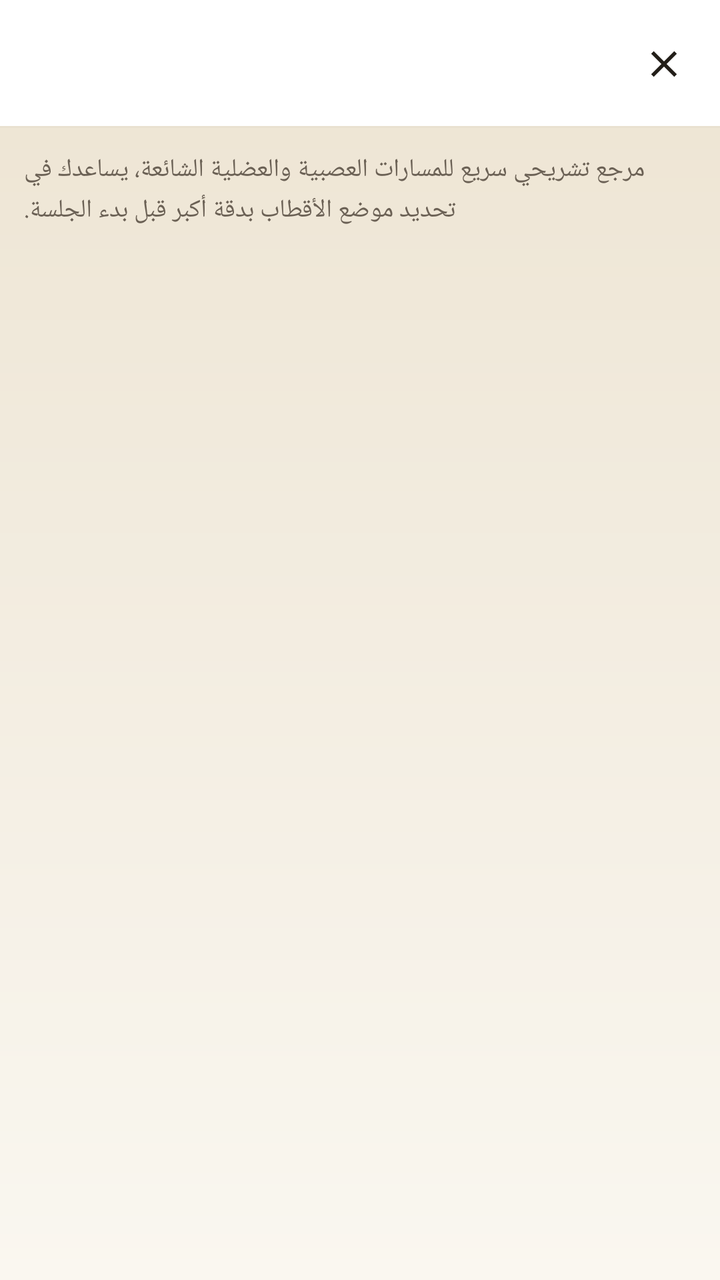
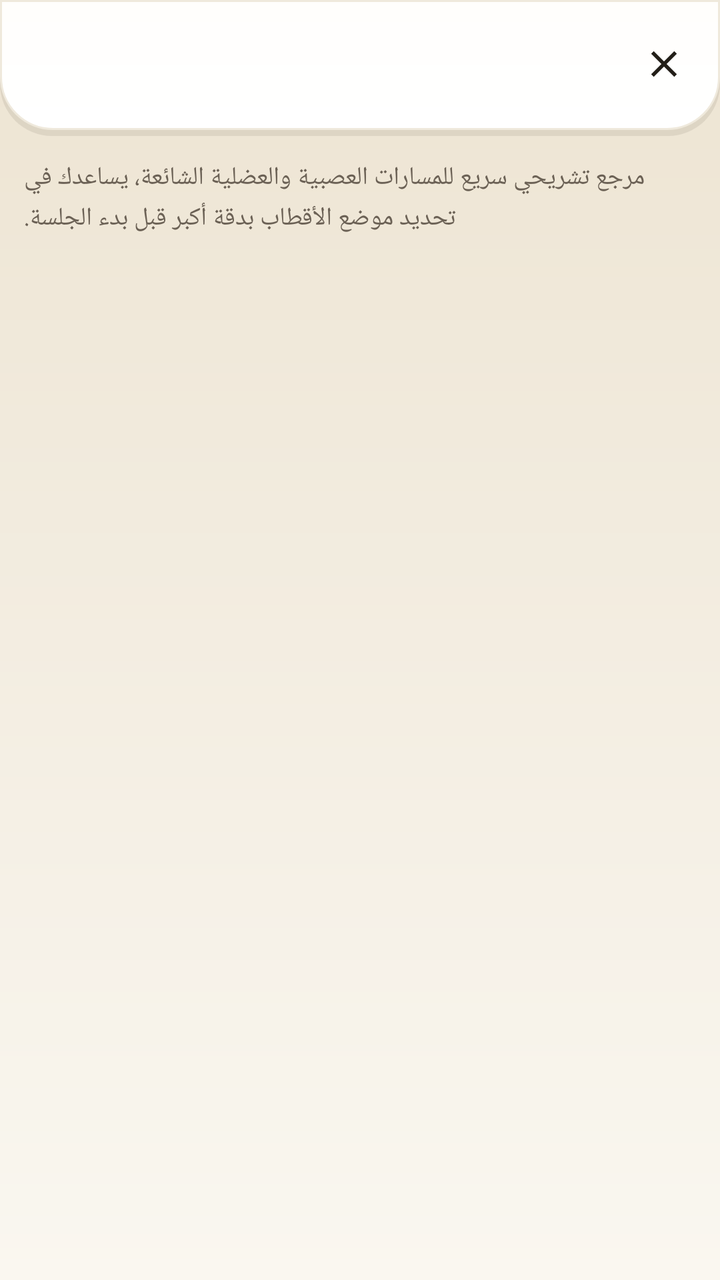

Before-and-after screenshots of an Android layout around one commit, followed by the original layout XML and the change that was made.
<!-- AndroidManifest.xml: application theme Theme.ClinicalMaster -->
<!-- res/layout/activity_anatomy.xml -->
<?xml version="1.0" encoding="utf-8"?>
<LinearLayout xmlns:android="http://schemas.android.com/apk/res/android"
    xmlns:app="http://schemas.android.com/apk/res-auto"
    android:layout_width="match_parent"
    android:layout_height="match_parent"
    android:background="@drawable/bg_app_gradient"
    android:orientation="vertical">

    <com.google.android.material.appbar.MaterialToolbar
        android:id="@+id/toolbar"
        android:layout_width="match_parent"
        android:layout_height="?attr/actionBarSize"
        android:background="@drawable/bg_header_container"
        android:title="🦴 دليل التشريح ومواضع الأقطاب"
        android:titleTextColor="@color/text_primary"
        app:navigationIcon="@drawable/ic_close" />

    <ScrollView
        android:layout_width="match_parent"
        android:layout_height="match_parent">

        <LinearLayout
            android:layout_width="match_parent"
            android:layout_height="wrap_content"
            android:orientation="vertical"
            android:padding="12dp">

            <TextView
                android:layout_width="match_parent"
                android:layout_height="wrap_content"
                android:layout_marginBottom="12dp"
                android:gravity="end"
                android:lineSpacingExtra="3dp"
                android:text="مرجع تشريحي سريع للمسارات العصبية والعضلية الشائعة، يساعدك في تحديد موضع الأقطاب بدقة أكبر قبل بدء الجلسة."
                android:textColor="@color/text_secondary"
                android:textDirection="rtl"
                android:textSize="12.5sp" />

            <LinearLayout
                android:id="@+id/anatomy_container"
                android:layout_width="match_parent"
                android:layout_height="wrap_content"
                android:orientation="vertical" />
        </LinearLayout>
    </ScrollView>
</LinearLayout>
<!-- resources referenced by this layout -->
<resources>
  <color name="text_primary">#231F19</color>
  <color name="text_secondary">#6B6155</color>
  <!-- drawable bg_app_gradient (drawable) -->
  <shape xmlns:android="http://schemas.android.com/apk/res/android" android:shape="rectangle">
      <gradient android:type="linear" android:angle="90"
          android:startColor="@color/bg_deep_1"
          android:centerColor="@color/bg_deep_2"
          android:endColor="@color/bg_deep_3"/>
  </shape>
  <!-- drawable bg_header_container (drawable) -->
  <layer-list xmlns:android="http://schemas.android.com/apk/res/android">
      <item>
          <shape android:shape="rectangle">
              <solid android:color="@color/glass_fill_strong"/>
          </shape>
      </item>
      <item android:height="1dp" android:gravity="bottom">
          <shape android:shape="rectangle">
              <solid android:color="@color/glass_border"/>
          </shape>
      </item>
  </layer-list>
  <color name="bg_deep_1">#FAF7F0</color>
  <color name="bg_deep_2">#F3EDE1</color>
  <color name="bg_deep_3">#EDE4D2</color>
  <color name="glass_fill_strong">#FFFFFF</color>
  <color name="glass_border">#E9E1D0</color>
  <color name="primary_cyan">#C96A46</color>
  <color name="primary_cyan_dark">#9C4E31</color>
  <color name="white">#FFFFFF</color>
  <color name="m3_primary_container">#F3DBCB</color>
  <color name="m3_on_primary_container">#5A2812</color>
  <color name="accent_violet">#4F7183</color>
  <color name="accent_violet_dark">#3A5563</color>
  <color name="m3_secondary_container">#DAE5E8</color>
  <color name="m3_on_secondary_container">#1C333B</color>
  <color name="m3_tertiary">#A8752B</color>
  <color name="m3_on_tertiary">#FFFFFF</color>
  <color name="m3_tertiary_container">#F2E2C4</color>
  <color name="m3_on_tertiary_container">#463010</color>
  <color name="bg_dark">#F3EDE1</color>
  <color name="surface_dark">#FFFEFC</color>
  <color name="m3_surface_variant">#F1EBDD</color>
  <color name="m3_on_surface_variant">#6B6155</color>
  <color name="m3_surface_container">#F1EBDD</color>
  <color name="m3_surface_container_high">#EAE2CE</color>
  <color name="m3_outline">#9C9182</color>
  <color name="m3_outline_variant">#EFE9DC</color>
  <color name="m3_error">#B5432B</color>
  <color name="m3_on_error">#FFFFFF</color>
  <color name="m3_error_container">#F5D6CB</color>
  <color name="m3_on_error_container">#591C0E</color>
  <color name="text_tertiary">#9C9182</color>
  <style name="ShapeAppearance.M3.Corner.ExtraSmall" parent="ShapeAppearance.Material3.Corner.ExtraSmall">
          <item name="cornerSize">8dp</item>
      </style>
  <style name="ShapeAppearance.M3.Corner.Small" parent="ShapeAppearance.Material3.Corner.Small">
          <item name="cornerSize">12dp</item>
      </style>
  <style name="ShapeAppearance.M3.Corner.Medium" parent="ShapeAppearance.Material3.Corner.Medium">
          <item name="cornerSize">16dp</item>
      </style>
  <style name="ShapeAppearance.M3.Corner.Large" parent="ShapeAppearance.Material3.Corner.Large">
          <item name="cornerSize">24dp</item>
      </style>
  <style name="MaterialAlertDialog.ClinicalMaster.Title" parent="MaterialAlertDialog.Material3.Title.Text">
          <item name="android:textDirection">rtl</item>
          <item name="android:gravity">end</item>
      </style>
  <!-- unchanged entries left out for length: 3 -->
</resources>

<!-- the commit's change to res/layout/activity_anatomy.xml (unified diff, before → after) -->
@@ -9,10 +9,12 @@
     <com.google.android.material.appbar.MaterialToolbar
         android:id="@+id/toolbar"
         android:layout_width="match_parent"
-        android:layout_height="?attr/actionBarSize"
-        android:background="@drawable/bg_header_container"
+        android:layout_height="68dp"
+        android:background="@drawable/bg_top_bar_modern"
         android:title="🦴 دليل التشريح ومواضع الأقطاب"
         android:titleTextColor="@color/text_primary"
+        app:contentInsetStart="18dp"
+        app:contentInsetEnd="14dp"
         app:navigationIcon="@drawable/ic_close" />
 
     <ScrollView
<!-- resource entries referenced after the edit -->
@@ -9,24 +9,30 @@
           android:centerColor="@color/bg_deep_2"
           android:endColor="@color/bg_deep_3"/>
   </shape>
-  <!-- drawable bg_header_container (drawable) -->
+  <!-- drawable bg_top_bar_modern (drawable) -->
   <layer-list xmlns:android="http://schemas.android.com/apk/res/android">
-      <item>
+      <item android:top="3dp">
           <shape android:shape="rectangle">
-              <solid android:color="@color/glass_fill_strong"/>
+              <solid android:color="@color/shadow_soft"/>
+              <corners android:bottomLeftRadius="26dp" android:bottomRightRadius="26dp"/>
           </shape>
       </item>
-      <item android:height="1dp" android:gravity="bottom">
+      <item android:bottom="3dp">
           <shape android:shape="rectangle">
-              <solid android:color="@color/glass_border"/>
+              <gradient android:type="linear" android:angle="90"
+                  android:startColor="@color/glass_fill_strong" android:endColor="@color/glass_fill"/>
+              <corners android:bottomLeftRadius="26dp" android:bottomRightRadius="26dp"/>
+              <stroke android:width="1dp" android:color="@color/glass_border_soft"/>
           </shape>
       </item>
   </layer-list>
   <color name="bg_deep_1">#FAF7F0</color>
   <color name="bg_deep_2">#F3EDE1</color>
   <color name="bg_deep_3">#EDE4D2</color>
+  <color name="shadow_soft">#14201208</color>
   <color name="glass_fill_strong">#FFFFFF</color>
-  <color name="glass_border">#E9E1D0</color>
+  <color name="glass_fill">#FFFEFC</color>
+  <color name="glass_border_soft">#EFE9DC</color>
   <color name="primary_cyan">#C96A46</color>
   <color name="primary_cyan_dark">#9C4E31</color>
   <color name="white">#FFFFFF</color>
